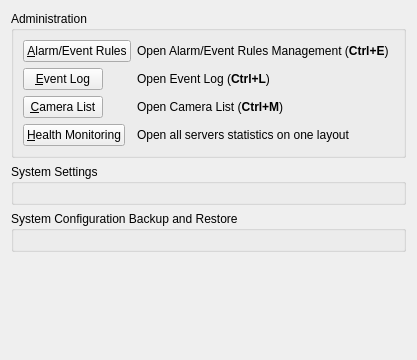
Qt form client/src/ui/widgets/settings/general_system_administration_widget.ui (networkoptix/nx_open) before a commit.
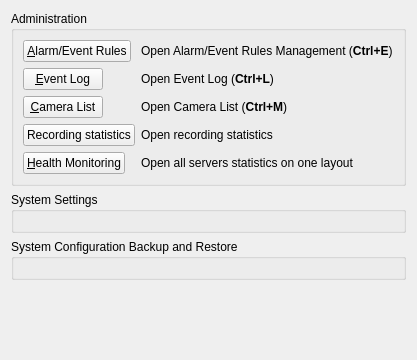
The same form after that commit. Custom widgets are drawn as their Qt base class.

Commit message:
(Task #5966) add model for recording statistics data
<==== Mercurial data ====>
Branch: dev_2.4.0

```diff
--- a/client/src/ui/widgets/settings/general_system_administration_widget.ui
+++ b/client/src/ui/widgets/settings/general_system_administration_widget.ui
@@ -80,20 +80,34 @@
         </property>
        </widget>
       </item>
-      <item row="3" column="0">
+      <item row="4" column="0">
        <widget class="QPushButton" name="healthMonitorButton">
         <property name="text">
          <string>&amp;Health Monitoring</string>
         </property>
        </widget>
       </item>
-      <item row="3" column="1">
+      <item row="4" column="1">
        <widget class="QLabel" name="healthMonitoringLabel">
         <property name="text">
          <string>Open all servers statistics on one layout</string>
         </property>
        </widget>
       </item>
+      <item row="3" column="0">
+       <widget class="QPushButton" name="recordingStatsButton">
+        <property name="text">
+         <string>Recording statistics</string>
+        </property>
+       </widget>
+      </item>
+      <item row="3" column="1">
+       <widget class="QLabel" name="recordingStatsLabel">
+        <property name="text">
+         <string>Open recording statistics</string>
+        </property>
+       </widget>
+      </item>
      </layout>
     </widget>
    </item>
```
The commit also changes 16 other files.
